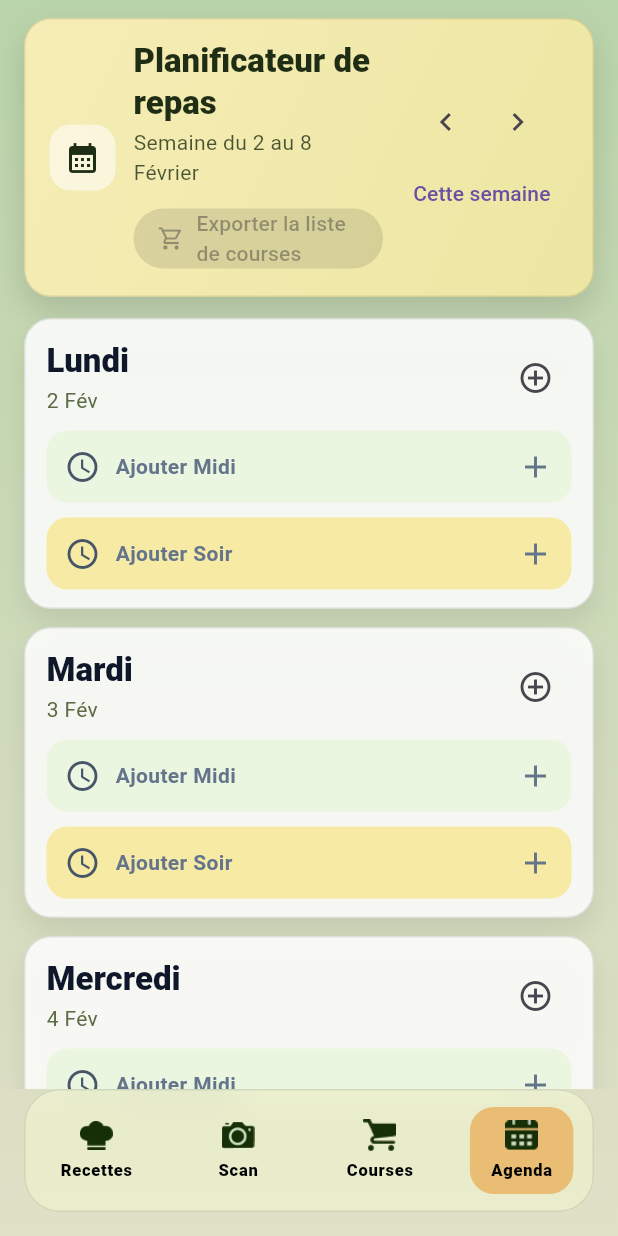
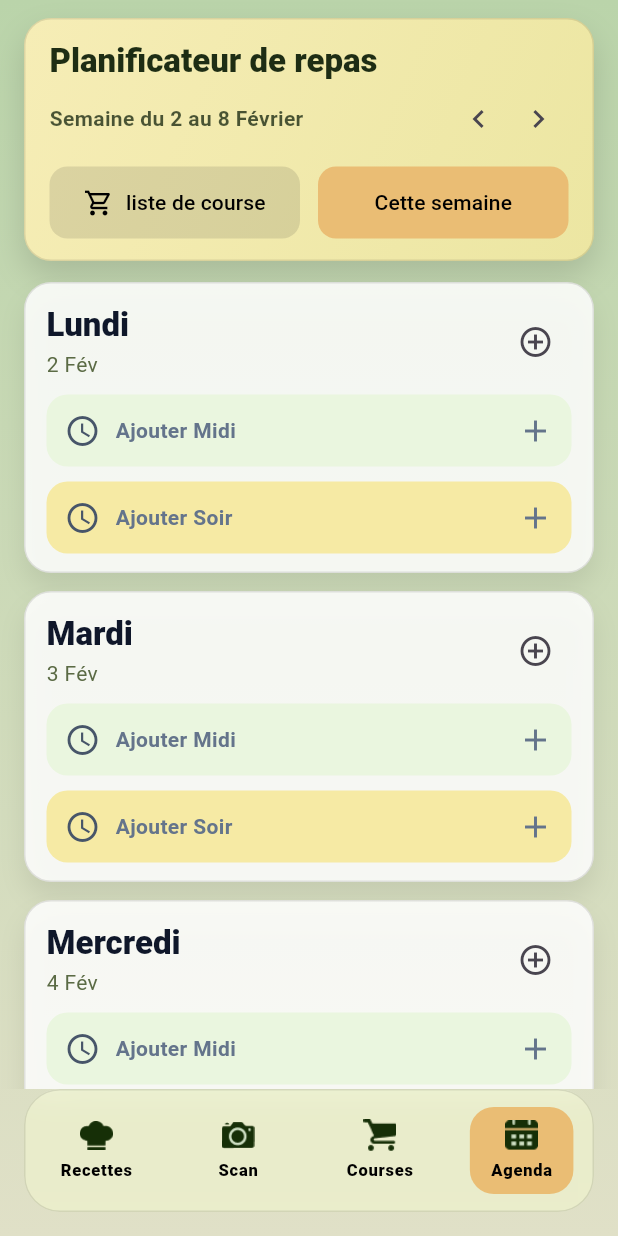
Before and after one commit to Mehdi-Mouilbeau/recettes_magiques, a Flutter app: the AgendaScreen screen opened by its route, on a phone screen of 412 x 824 dp. Run offline on Flutter 3.47's test engine with Material 3 defaults, Android fonts, the light colour scheme and no system bars; our stand-ins replace cached_network_image, cloud_firestore, firebase_analytics, firebase_auth, firebase_core, firebase_storage and 4 more; missing offline and left inert: google_mlkit_text_recognition; accounts and stored records are empty.

Commit message:
correctif agenda

```diff
--- a/lib/screens/agenda/agenda_screen.dart
+++ b/lib/screens/agenda/agenda_screen.dart
@@ -38,8 +38,8 @@ class _AgendaScreenState extends State<AgendaScreen> {
         recipes: all,
         weekDays: c.weekDays,
         initialDay: day,
-        onSet: (d, type, recipe, persons) =>
-            c.setMeal(context, day: d, type: type, recipe: recipe, persons: persons),
+        onSet: (d, type, recipe, persons) => c.setMeal(context,
+            day: d, type: type, recipe: recipe, persons: persons),
       ),
     );
   }
@@ -112,6 +112,14 @@ class _HeaderCard extends StatelessWidget {
 
   @override
   Widget build(BuildContext context) {
+    final buttonStyle = FilledButton.styleFrom(
+      backgroundColor: AppColors.primaryHeader,
+      padding: const EdgeInsets.symmetric(horizontal: 12, vertical: 14),
+      shape: RoundedRectangleBorder(
+        borderRadius: BorderRadius.circular(12),
+      ),
+    );
+
     return Container(
       padding: const EdgeInsets.fromLTRB(16, 14, 16, 14),
       decoration: BoxDecoration(
@@ -133,22 +141,10 @@ class _HeaderCard extends StatelessWidget {
         ],
         border: Border.all(color: AppColors.border),
       ),
-      child: Row(
-        children: [
-          Container(
-            width: 44,
-            height: 44,
-            decoration: BoxDecoration(
-              color: Colors.white.withValues(alpha: 0.55),
-              borderRadius: BorderRadius.circular(14),
-            ),
-            child: const Icon(Icons.calendar_month, color: AppColors.text),
-          ),
-          const SizedBox(width: 12),
-          Expanded(
       child: Column(
         crossAxisAlignment: CrossAxisAlignment.start,
         children: [
+          // Titre
           Text(
             title,
             style: Theme.of(context).textTheme.titleLarge?.copyWith(
@@ -156,36 +152,69 @@ class _HeaderCard extends StatelessWidget {
                   color: AppColors.text,
                 ),
           ),
-                const SizedBox(height: 2),
-                Text(
+          const SizedBox(height: 4),
+
+          // ✅ Subtitle + flèches sur la même ligne (flèches au-dessus, à côté de la semaine)
+          Row(
+            children: [
+              Expanded(
+                child: Text(
                   subtitle,
+                  maxLines: 1,
+                  overflow: TextOverflow.ellipsis,
                   style: Theme.of(context).textTheme.bodyMedium?.copyWith(
                         color: AppColors.text.withValues(alpha: 0.8),
+                        fontWeight: FontWeight.w700,
                       ),
                 ),
-                const SizedBox(height: 10),
-                SizedBox(
-                  width: double.infinity,
-                  child: FilledButton.icon(
-                    onPressed: onExport,
-                    icon: const Icon(Icons.shopping_cart_outlined),
-                    label: const Text('Exporter la liste de courses'),
               ),
+              const SizedBox(width: 6),
+              IconButton(
+                onPressed: onPrev,
+                icon: const Icon(Icons.chevron_left),
+                visualDensity: VisualDensity.compact,
+                tooltip: 'Semaine précédente',
+              ),
+              IconButton(
+                onPressed: onNext,
+                icon: const Icon(Icons.chevron_right),
+                visualDensity: VisualDensity.compact,
+                tooltip: 'Semaine suivante',
               ),
             ],
           ),
+
+          const SizedBox(height: 12),
+
+          Row(
+            children: [
+              Expanded(
+                child: FilledButton.icon(
+                  onPressed: onExport,
+                  icon: const Icon(Icons.shopping_cart_outlined,
+                      color: Colors.black, size: 20),
+                  label: const Text(
+                    'liste de course',
+                    maxLines: 1,
+                    overflow: TextOverflow.ellipsis,
+                    style: TextStyle(color: Colors.black),
                   ),
-          const SizedBox(width: 8),
-          Column(
-            children: [
-              Row(
-                mainAxisSize: MainAxisSize.min,
-                children: [
-                  IconButton(onPressed: onPrev, icon: const Icon(Icons.chevron_left)),
-                  IconButton(onPressed: onNext, icon: const Icon(Icons.chevron_right)),
-                ],
+                  style: buttonStyle,
                 ),
-              TextButton(onPressed: onToday, child: const Text('Cette semaine')),
+              ),
+              const SizedBox(width: 12),
+              Expanded(
+                child: FilledButton(
+                  onPressed: onToday,
+                  style: buttonStyle,
+                  child: const Text(
+                    'Cette semaine',
+                    maxLines: 1,
+                    overflow: TextOverflow.ellipsis,
+                    style: TextStyle(color: Colors.black),
+                  ),
+                ),
+              ),
             ],
           ),
         ],
@@ -324,7 +353,8 @@ class _SlotTile extends StatelessWidget {
                       children: [
                         Text(
                           '$title • ${meal!.persons} pers.',
-                          style: Theme.of(context).textTheme.bodySmall?.copyWith(
+                          style:
+                              Theme.of(context).textTheme.bodySmall?.copyWith(
                                     color: const Color(0xFF475569),
                                     fontWeight: FontWeight.w700,
                                   ),
@@ -334,7 +364,8 @@ class _SlotTile extends StatelessWidget {
                           meal!.recipe.title,
                           maxLines: 1,
                           overflow: TextOverflow.ellipsis,
-                          style: Theme.of(context).textTheme.bodyLarge?.copyWith(
+                          style:
+                              Theme.of(context).textTheme.bodyLarge?.copyWith(
                                     color: const Color(0xFF0F172A),
                                     fontWeight: FontWeight.w900,
                                   ),
@@ -369,7 +400,8 @@ class _PlannerPickerSheet extends StatefulWidget {
   final List<DateTime> weekDays;
   final DateTime initialDay;
 
-  final Future<void> Function(DateTime day, MealType type, Recipe recipe, int persons) onSet;
+  final Future<void> Function(
+      DateTime day, MealType type, Recipe recipe, int persons) onSet;
 
   const _PlannerPickerSheet({
     required this.recipes,
@@ -395,7 +427,8 @@ class _PlannerPickerSheetState extends State<_PlannerPickerSheet> {
   @override
   void initState() {
     super.initState();
-    _selectedDay = DateTime(widget.initialDay.year, widget.initialDay.month, widget.initialDay.day);
+    _selectedDay = DateTime(
+        widget.initialDay.year, widget.initialDay.month, widget.initialDay.day);
     _selectedSlot = MealType.lunch;
   }
 
@@ -415,7 +448,9 @@ class _PlannerPickerSheetState extends State<_PlannerPickerSheet> {
 
   void _advance() {
     final idx = widget.weekDays.indexWhere((x) =>
-        x.year == _selectedDay.year && x.month == _selectedDay.month && x.day == _selectedDay.day);
+        x.year == _selectedDay.year &&
+        x.month == _selectedDay.month &&
+        x.day == _selectedDay.day);
     if (idx == -1) return;
 
     if (_selectedSlot == MealType.lunch) {
@@ -485,8 +520,6 @@ class _PlannerPickerSheetState extends State<_PlannerPickerSheet> {
                     ],
                   ),
                   const SizedBox(height: 12),
-
-
                   Wrap(
                     spacing: 8,
                     runSpacing: 8,
@@ -494,28 +527,30 @@ class _PlannerPickerSheetState extends State<_PlannerPickerSheet> {
                       ChoiceChip(
                         label: const Text('Entrée'),
                         selected: _cat == RecipeCategory.entree,
-                        onSelected: (_) => setState(() => _cat = RecipeCategory.entree),
+                        onSelected: (_) =>
+                            setState(() => _cat = RecipeCategory.entree),
                       ),
                       ChoiceChip(
                         label: const Text('Plat'),
                         selected: _cat == RecipeCategory.plat,
-                        onSelected: (_) => setState(() => _cat = RecipeCategory.plat),
+                        onSelected: (_) =>
+                            setState(() => _cat = RecipeCategory.plat),
                       ),
                       ChoiceChip(
                         label: const Text('Dessert'),
                         selected: _cat == RecipeCategory.dessert,
-                        onSelected: (_) => setState(() => _cat = RecipeCategory.dessert),
+                        onSelected: (_) =>
+                            setState(() => _cat = RecipeCategory.dessert),
                       ),
                       ChoiceChip(
                         label: const Text('Boisson'),
                         selected: _cat == RecipeCategory.boisson,
-                        onSelected: (_) => setState(() => _cat = RecipeCategory.boisson),
+                        onSelected: (_) =>
+                            setState(() => _cat = RecipeCategory.boisson),
                       ),
                     ],
                   ),
-
                   const SizedBox(height: 14),
-
                   SingleChildScrollView(
                     scrollDirection: Axis.horizontal,
                     child: Row(
@@ -528,16 +563,15 @@ class _PlannerPickerSheetState extends State<_PlannerPickerSheet> {
                               selected: d.year == _selectedDay.year &&
                                   d.month == _selectedDay.month &&
                                   d.day == _selectedDay.day,
-                              onSelected: (_) => setState(() => _selectedDay = d),
+                              onSelected: (_) =>
+                                  setState(() => _selectedDay = d),
                             ),
                           ),
                         ],
                       ],
                     ),
                   ),
-
                   const SizedBox(height: 12),
-
                   Wrap(
                     spacing: 8,
                     runSpacing: 8,
@@ -545,23 +579,25 @@ class _PlannerPickerSheetState extends State<_PlannerPickerSheet> {
                       ChoiceChip(
                         label: const Text('Midi'),
                         selected: _selectedSlot == MealType.lunch,
-                        onSelected: (_) => setState(() => _selectedSlot = MealType.lunch),
+                        onSelected: (_) =>
+                            setState(() => _selectedSlot = MealType.lunch),
                       ),
                       ChoiceChip(
                         label: const Text('Soir'),
                         selected: _selectedSlot == MealType.dinner,
-                        onSelected: (_) => setState(() => _selectedSlot = MealType.dinner),
+                        onSelected: (_) =>
+                            setState(() => _selectedSlot = MealType.dinner),
                       ),
                     ],
                   ),
-
                   const SizedBox(height: 10),
-
                   Container(
-                    padding: const EdgeInsets.symmetric(horizontal: 12, vertical: 10),
+                    padding: const EdgeInsets.symmetric(
+                        horizontal: 12, vertical: 10),
                     decoration: BoxDecoration(
                       borderRadius: BorderRadius.circular(14),
-                      color: Theme.of(context).colorScheme.surfaceContainerLowest,
+                      color:
+                          Theme.of(context).colorScheme.surfaceContainerLowest,
                       border: Border.all(color: AppColors.border),
                     ),
                     child: Row(
@@ -575,20 +611,23 @@ class _PlannerPickerSheetState extends State<_PlannerPickerSheet> {
                           ),
                         ),
                         IconButton(
-                          onPressed: _persons <= 1 ? null : () => setState(() => _persons -= 1),
+                          onPressed: _persons <= 1
+                              ? null
+                              : () => setState(() => _persons -= 1),
                           icon: const Icon(Icons.remove_circle_outline),
                         ),
-                        Text('$_persons', style: Theme.of(context).textTheme.titleMedium),
+                        Text('$_persons',
+                            style: Theme.of(context).textTheme.titleMedium),
                         IconButton(
-                          onPressed: _persons >= 24 ? null : () => setState(() => _persons += 1),
+                          onPressed: _persons >= 24
+                              ? null
+                              : () => setState(() => _persons += 1),
                           icon: const Icon(Icons.add_circle_outline),
                         ),
                       ],
                     ),
                   ),
-
                   const SizedBox(height: 12),
-
                   Text(
                     'Cible : ${_dayHuman(_selectedDay)} • ${_selectedSlot == MealType.lunch ? 'Midi' : 'Soir'}',
                     style: Theme.of(context).textTheme.bodyMedium?.copyWith(
@@ -596,9 +635,7 @@ class _PlannerPickerSheetState extends State<_PlannerPickerSheet> {
                           fontWeight: FontWeight.w800,
                         ),
                   ),
-
                   const SizedBox(height: 10),
-
                   if (mustChooseCategory)
                     Padding(
                       padding: const EdgeInsets.only(top: 16),
@@ -632,7 +669,8 @@ class _PlannerPickerSheetState extends State<_PlannerPickerSheet> {
                           subtitle: Text(r.category.toString().split('.').last),
                           trailing: const Icon(Icons.add),
                           onTap: () async {
-                            await widget.onSet(_selectedDay, _selectedSlot, r, _persons);
+                            await widget.onSet(
+                                _selectedDay, _selectedSlot, r, _persons);
                             if (!context.mounted) return;
 
                             ScaffoldMessenger.of(context).showSnackBar(
--- a/lib/theme.dart
+++ b/lib/theme.dart
@@ -115,6 +115,12 @@ class AppTextStyles {
         color: AppColors.text,
       );
 
+      static TextStyle recipeTitle() => GoogleFonts.playfairDisplay(
+        fontSize: 24,
+        fontWeight: FontWeight.w800,
+        color: AppColors.text,
+      );
+
   static TextStyle secondaryAppTitle() => GoogleFonts.caveat(
         fontSize: 18,
         fontWeight: FontWeight.w600,
@@ -146,10 +152,10 @@ class AppTextStyles {
         color: AppColors.text,
       );
 
-  static TextStyle body() => GoogleFonts.inter(
+  static TextStyle body() => GoogleFonts.dmSans(
         fontSize: 16,
-        fontWeight: FontWeight.w400,
-        color: AppColors.text,
+        fontWeight: FontWeight.w500,
+        color: Colors.black,
       );
 
   static TextStyle muted() => GoogleFonts.inter(
```
Lines whose indentation alone changed are shown as unchanged.
